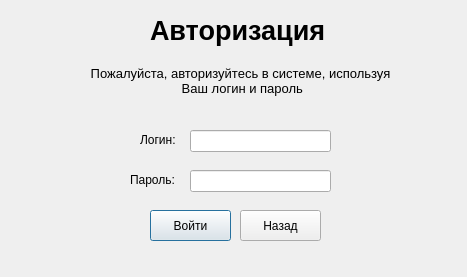
Before: the Qt Designer form ui_files/AuthDialogUi.ui in antons201/WorldSkills__CourseWork, drawn with Qt 5.
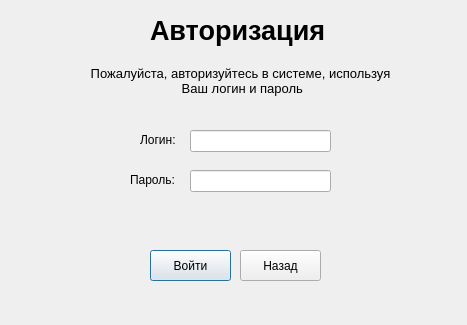
After: the same form once the commit is applied.

Commit message: add authentication, add ErrorLabel to AuthDialog

What changed in the file:
```diff
--- a/ui_files/AuthDialogUi.ui
+++ b/ui_files/AuthDialogUi.ui
@@ -7,7 +7,7 @@
     <x>0</x>
     <y>0</y>
     <width>467</width>
-    <height>277</height>
+    <height>325</height>
    </rect>
   </property>
   <property name="windowTitle">
@@ -111,7 +111,7 @@
    <property name="geometry">
     <rect>
      <x>150</x>
-     <y>210</y>
+     <y>250</y>
      <width>81</width>
      <height>31</height>
     </rect>
@@ -124,7 +124,7 @@
    <property name="geometry">
     <rect>
      <x>240</x>
-     <y>210</y>
+     <y>250</y>
      <width>81</width>
      <height>31</height>
     </rect>
@@ -133,6 +133,19 @@
     <string>Назад</string>
    </property>
   </widget>
+  <widget class="QLabel" name="ErrorLabel">
+   <property name="geometry">
+    <rect>
+     <x>120</x>
+     <y>210</y>
+     <width>231</width>
+     <height>20</height>
+    </rect>
+   </property>
+   <property name="text">
+    <string/>
+   </property>
+  </widget>
  </widget>
  <resources/>
  <connections/>
```
The commit also changes 4 other files.
